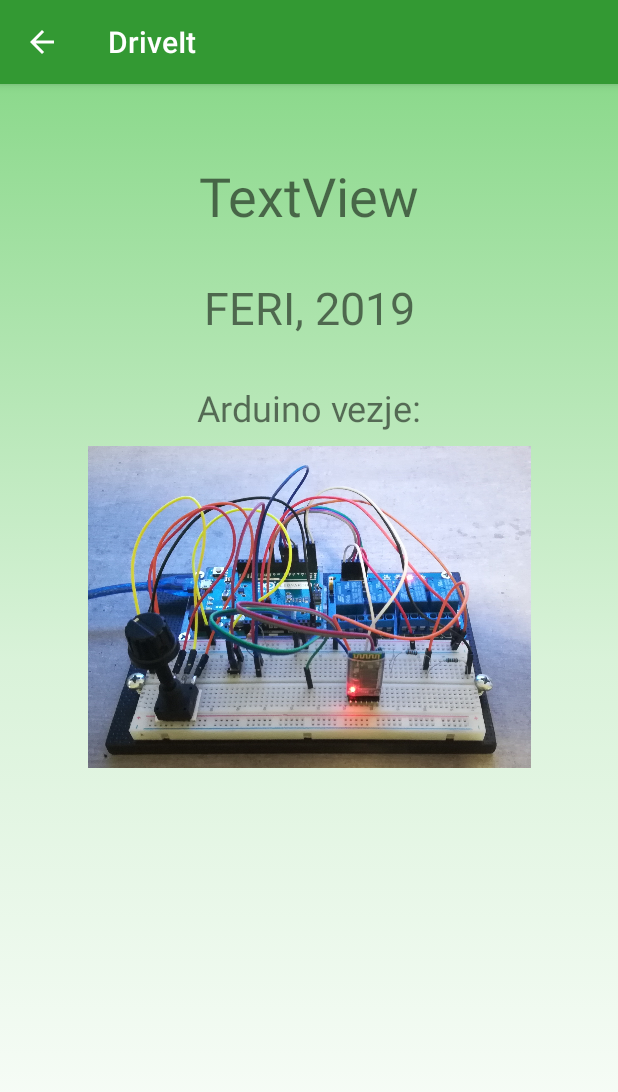
After one commit to andavb/DriveIt, an Android app: the AboutApp screen opened directly, with no data from a screen before it, on a phone screen of 412 x 824 dp. The commit adds this screen. Shown: the top 1092 px of the screen. Run offline under Robolectric (Android 15) with nearby library versions, the phone set to English and light mode, and no system bars.

Commit message:
added about app, almost finish:)

```diff
--- a/DriveIt/app/src/main/AndroidManifest.xml
+++ b/DriveIt/app/src/main/AndroidManifest.xml
@@ -38,7 +38,10 @@
         <activity
             android:name=".voznje"
             android:parentActivityName=".GlavniMeni" />
-        <activity android:name=".UrediVoznjo" android:parentActivityName=".voznje"></activity>
+        <activity
+            android:name=".UrediVoznjo"
+            android:parentActivityName=".voznje" />
+        <activity android:name=".AboutApp" android:parentActivityName=".GlavniMeni"></activity>
     </application>
 
 </manifest>
--- /dev/null
+++ b/DriveIt/app/src/main/java/com/example/andrejavbelj/driveit/AboutApp.java
@@ -0,0 +1,13 @@
+package com.example.andrejavbelj.driveit;
+
+import android.support.v7.app.AppCompatActivity;
+import android.os.Bundle;
+
+public class AboutApp extends AppCompatActivity {
+
+    @Override
+    protected void onCreate(Bundle savedInstanceState) {
+        super.onCreate(savedInstanceState);
+        setContentView(R.layout.activity_about_app);
+    }
+}
--- /dev/null
+++ b/DriveIt/app/src/main/res/layout/activity_about_app.xml
@@ -0,0 +1,61 @@
+<?xml version="1.0" encoding="utf-8"?>
+<android.support.constraint.ConstraintLayout xmlns:android="http://schemas.android.com/apk/res/android"
+    xmlns:app="http://schemas.android.com/apk/res-auto"
+    xmlns:tools="http://schemas.android.com/tools"
+    android:layout_width="match_parent"
+    android:layout_height="match_parent"
+    android:background="@drawable/bacground_color"
+    tools:context=".AboutApp">
+
+    <TextView
+        android:id="@+id/textView2"
+        android:layout_width="wrap_content"
+        android:layout_height="wrap_content"
+        android:layout_marginEnd="8dp"
+        android:layout_marginStart="8dp"
+        android:layout_marginTop="50dp"
+        android:text="TextView"
+        android:textSize="36sp"
+        app:layout_constraintEnd_toEndOf="parent"
+        app:layout_constraintStart_toStartOf="parent"
+        app:layout_constraintTop_toTopOf="parent"
+        tools:text="Avtor: Andrej Avbelj" />
+
+    <TextView
+        android:id="@+id/textView3"
+        android:layout_width="wrap_content"
+        android:layout_height="wrap_content"
+        android:layout_marginEnd="8dp"
+        android:layout_marginStart="8dp"
+        android:layout_marginTop="30dp"
+        android:text="FERI, 2019"
+        android:textSize="30sp"
+        app:layout_constraintEnd_toEndOf="parent"
+        app:layout_constraintStart_toStartOf="parent"
+        app:layout_constraintTop_toBottomOf="@+id/textView2" />
+
+    <TextView
+        android:id="@+id/textView4"
+        android:layout_width="wrap_content"
+        android:layout_height="wrap_content"
+        android:layout_marginEnd="8dp"
+        android:layout_marginStart="8dp"
+        android:layout_marginTop="30dp"
+        android:text="Arduino vezje:"
+        android:textSize="24sp"
+        app:layout_constraintEnd_toEndOf="parent"
+        app:layout_constraintStart_toStartOf="parent"
+        app:layout_constraintTop_toBottomOf="@+id/textView3" />
+
+    <ImageView
+        android:id="@+id/imageView3"
+        android:layout_width="295dp"
+        android:layout_height="217dp"
+        android:layout_marginEnd="8dp"
+        android:layout_marginStart="8dp"
+        android:layout_marginTop="8dp"
+        app:layout_constraintEnd_toEndOf="parent"
+        app:layout_constraintStart_toStartOf="parent"
+        app:layout_constraintTop_toBottomOf="@+id/textView4"
+        app:srcCompat="@mipmap/arduino" />
+</android.support.constraint.ConstraintLayout>
--- a/DriveIt/app/src/main/res/menu/glavni_meni.xml
+++ b/DriveIt/app/src/main/res/menu/glavni_meni.xml
@@ -2,8 +2,8 @@
 <menu xmlns:android="http://schemas.android.com/apk/res/android"
     xmlns:app="http://schemas.android.com/apk/res-auto">
     <item
-        android:id="@+id/action_settings"
+        android:id="@+id/ID_settings"
         android:orderInCategory="100"
         android:title="@string/action_settings"
-        app:showAsAction="never" />
+        app:showAsAction="never"/>
 </menu>
```
Also changed, not shown: DriveIt/app/src/main/java/com/example/andrejavbelj/driveit/GlavniMeni.java (+5 -11 lines), DriveIt/app/src/main/java/com/example/andrejavbelj/driveit/UrediVoznjo.java (+47 -8 lines), DriveIt/app/src/main/java/com/example/andrejavbelj/driveit/VoznjeClass/Voznje.java (+7 -0 lines), DriveIt/app/src/main/java/com/example/andrejavbelj/driveit/voznje.java (+12 -2 lines), DriveIt/app/src/main/res/values/strings.xml (+6 -5 lines), DriveIt/app/src/main/res/mipmap-xhdpi/arduino.jpg (added), 240 other files.
